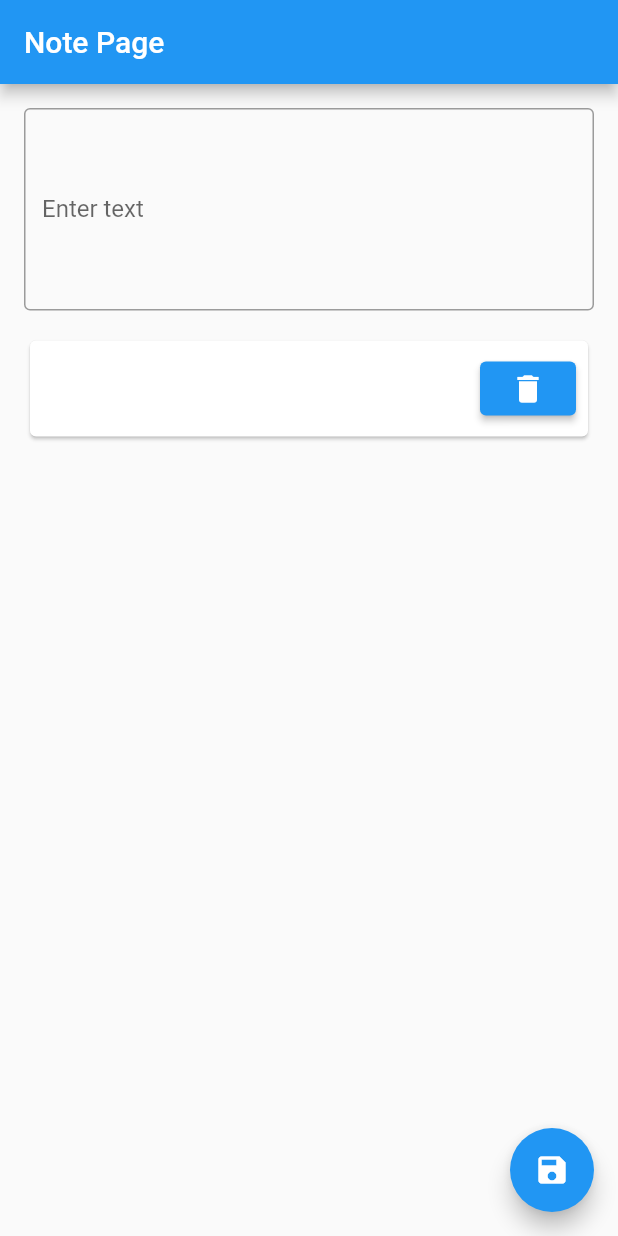
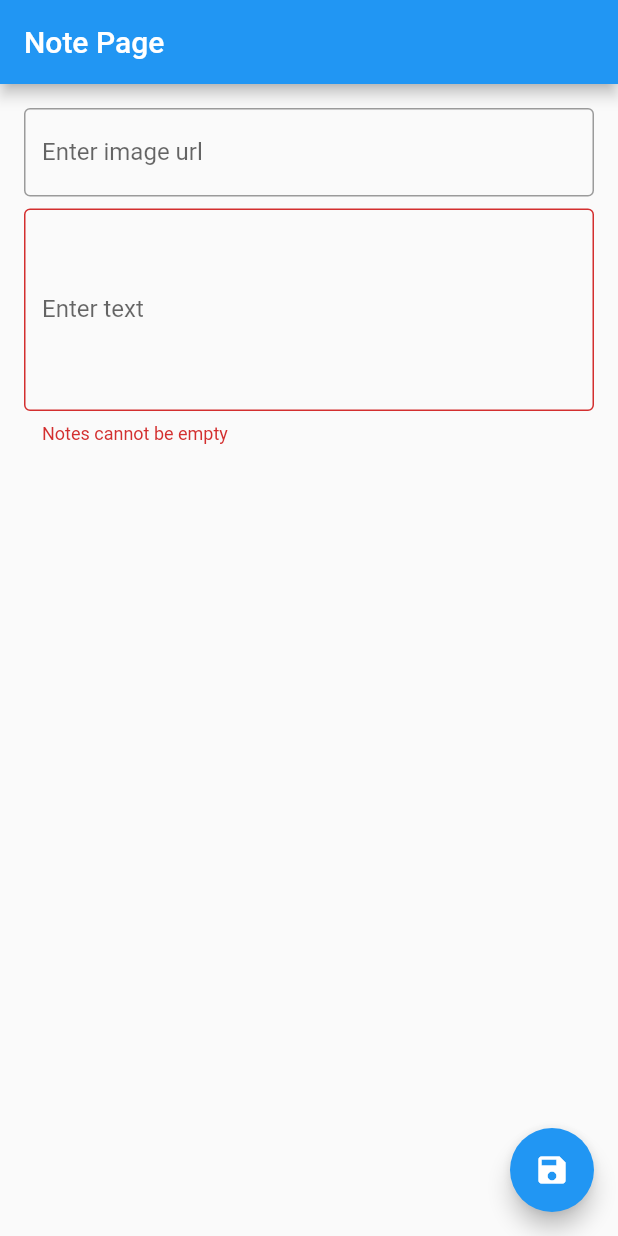
Before and after one commit to ikramhasan/Cross-Platform-App-Development-Training---Noakhali, a Flutter app: the screen it shows after launch, after a tap on the "save" icon, on a phone screen of 412 x 824 dp. Run offline on Flutter 3.47's test engine with Material 2 defaults, Android fonts, the phone set to English and light mode, and no system bars.

Commit message:
Added validation and date

```diff
--- /dev/null
+++ b/Lecture 9/quick_note/lib/note.dart
@@ -0,0 +1,11 @@
+class Note {
+  String note;
+  String imageUrl;
+  DateTime date;
+
+  Note({
+    required this.note,
+    required this.imageUrl,
+    required this.date,
+  });
+}
--- a/Lecture 9/quick_note/lib/note_page.dart
+++ b/Lecture 9/quick_note/lib/note_page.dart
@@ -1,4 +1,5 @@
 import 'package:flutter/material.dart';
+import 'package:quick_note/note.dart';
 
 class NotePage extends StatefulWidget {
   NotePage({Key? key}) : super(key: key);
@@ -8,9 +9,10 @@ class NotePage extends StatefulWidget {
 }
 
 class _NotePageState extends State<NotePage> {
-  List notesList = [];
+  List<Note> notesList = [];
 
   TextEditingController controller = TextEditingController();
+  TextEditingController imageController = TextEditingController();
 
   @override
   Widget build(BuildContext context) {
@@ -24,12 +26,26 @@ class _NotePageState extends State<NotePage> {
           child: Column(
             children: [
               TextFormField(
+                controller: imageController,
+                decoration: InputDecoration(
+                  labelText: 'Enter image url',
+                  border: OutlineInputBorder(),
+                ),
+              ),
+              SizedBox(height: 8),
+              TextFormField(
                 controller: controller,
                 maxLines: 5,
                 decoration: InputDecoration(
                   labelText: 'Enter text',
                   border: OutlineInputBorder(),
                 ),
+                autovalidateMode: AutovalidateMode.always,
+                validator: (value) {
+                  if (value!.isEmpty) {
+                    return 'Notes cannot be empty';
+                  }
+                },
               ),
               SizedBox(height: 16),
               ListView.builder(
@@ -43,9 +59,21 @@ class _NotePageState extends State<NotePage> {
                         child: Row(
                           mainAxisAlignment: MainAxisAlignment.spaceBetween,
                           children: [
-                            Text(
-                              notesList[i],
-                              style: TextStyle(fontSize: 22),
+                            Image.network(
+                              notesList[i].imageUrl,
+                              height: 200,
+                              width: 100,
+                            ),
+                            Column(
+                              crossAxisAlignment: CrossAxisAlignment.start,
+                              children: [
+                                Text(
+                                  notesList[i].note,
+                                  style: TextStyle(fontSize: 22),
+                                ),
+                                SizedBox(height: 8),
+                                Text(notesList[i].date.toString()),
+                              ],
                             ),
                             ElevatedButton(
                               onPressed: () {
@@ -69,9 +97,18 @@ class _NotePageState extends State<NotePage> {
       floatingActionButton: FloatingActionButton(
         onPressed: () {
           setState(() {
-            notesList.add(controller.text);
+            if (controller.text.isNotEmpty) {
+              notesList.add(
+                Note(
+                  note: controller.text,
+                  imageUrl: imageController.text,
+                  date: DateTime.now(),
+                ),
+              );
+            }
           });
           controller.clear();
+          imageController.clear();
         },
         child: Icon(Icons.save),
       ),
```
